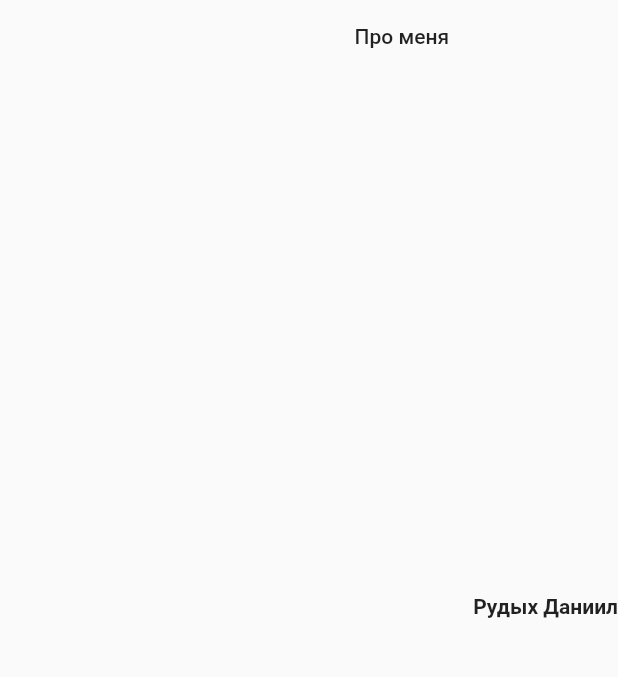
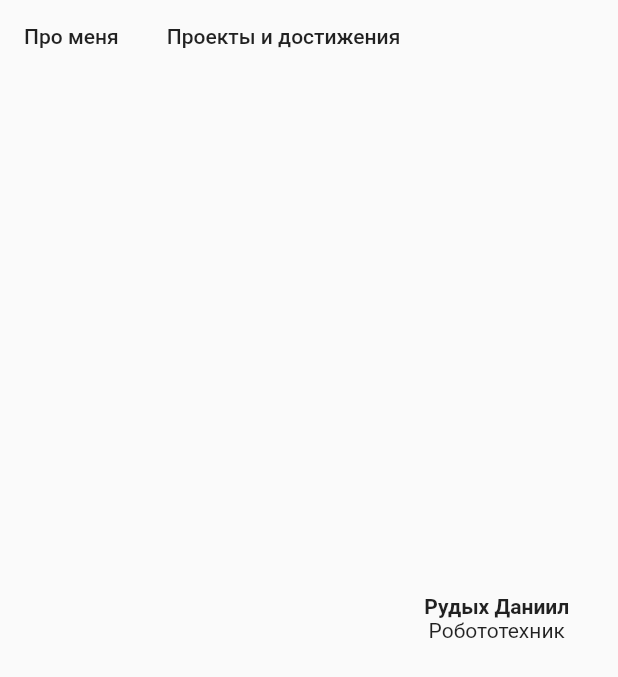
Before and after one commit to DanDev-rs/dandev_portfolio, a Flutter app: the screen it shows after launch, on a phone screen of 412 x 824 dp. Shown: the top 677 px of the screen. Run offline on Flutter 3.47's test engine with Material 2 defaults, Android fonts, the light colour scheme and no system bars.

Commit message:
git init

```diff
--- a/lib/main.dart
+++ b/lib/main.dart
@@ -30,20 +30,23 @@ class DesktopApp extends StatelessWidget {
   Widget build(BuildContext context) {
     return Scaffold(
         body: Row(
-            mainAxisAlignment: MainAxisAlignment.end,
+            mainAxisAlignment: MainAxisAlignment.start,
             crossAxisAlignment: CrossAxisAlignment.start,
             children: <Widget>[
-              FlatButton(child: Text("Про меня"), onPressed: () {}),
+              FlatButton(color: Colors.cyanAccent[75],child: Text("Про меня"), onPressed: () {}),
+              FlatButton(color: Colors.cyanAccent[75],child: Text("Проекты и достижения"), onPressed:() {},),
           Column(
-              mainAxisAlignment: MainAxisAlignment.center,
-              crossAxisAlignment: CrossAxisAlignment.end,
+              mainAxisAlignment: MainAxisAlignment.spaceAround,
+              crossAxisAlignment: CrossAxisAlignment.center,
               children: <Widget>[
                 //Photo goes here
+                Spacer(),
                 Text(
                   "Рудых Даниил",
                   style: TextStyle(fontWeight: FontWeight.bold),
                 ),
-                Text(""),
+                Text("Робототехник"),
+                Spacer(),
               ])
         ]
       )
```
